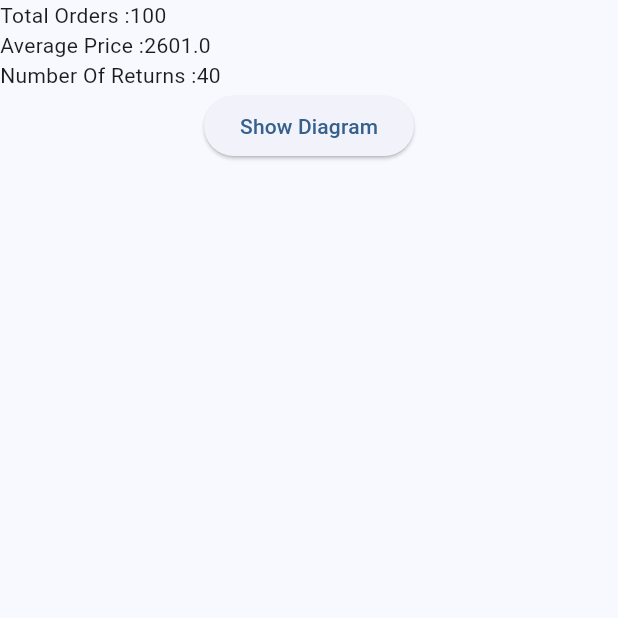
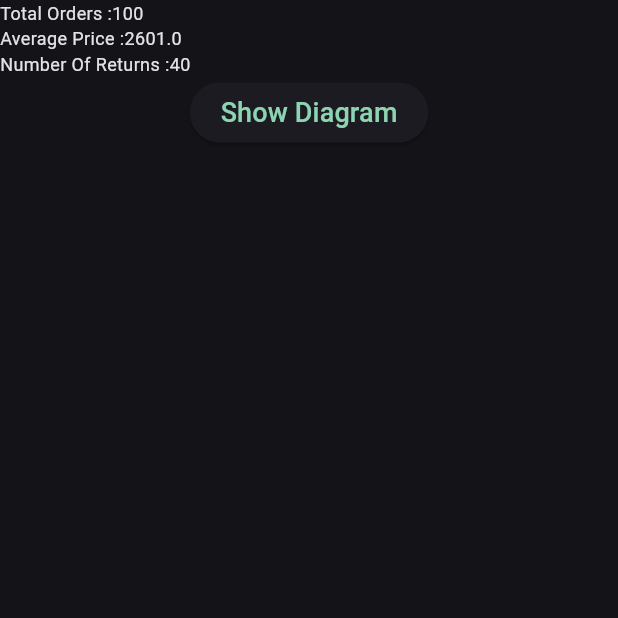
Before and after one commit to mohmdramadn/demo_app, a Flutter app: the screen it shows after launch, on a phone screen of 412 x 824 dp, the top half of it. Run offline on Flutter 3.47's test engine with Material 3 defaults, Android fonts, the phone set to English and light mode, and no system bars; our stand-ins replace equatable, fl_chart, flutter_bloc.

Commit message:
Added theme to app

```diff
--- a/lib/main.dart
+++ b/lib/main.dart
@@ -1,3 +1,4 @@
+import 'package:demo_app/core/styling/theme.dart';
 import 'package:flutter/material.dart';
 import 'package:flutter/services.dart';
 
@@ -18,10 +19,7 @@ class MyApp extends StatelessWidget {
     return MaterialApp(
       title: 'Demo App',
       debugShowCheckedModeBanner: false,
-      theme: ThemeData(
-        colorScheme: ColorScheme.fromSeed(seedColor: Colors.blue),
-        useMaterial3: true,
-      ),
+      theme: MaterialTheme().theme(MaterialTheme.darkScheme()),
       onGenerateRoute: onGenerateRoute,
     );
   }
```
